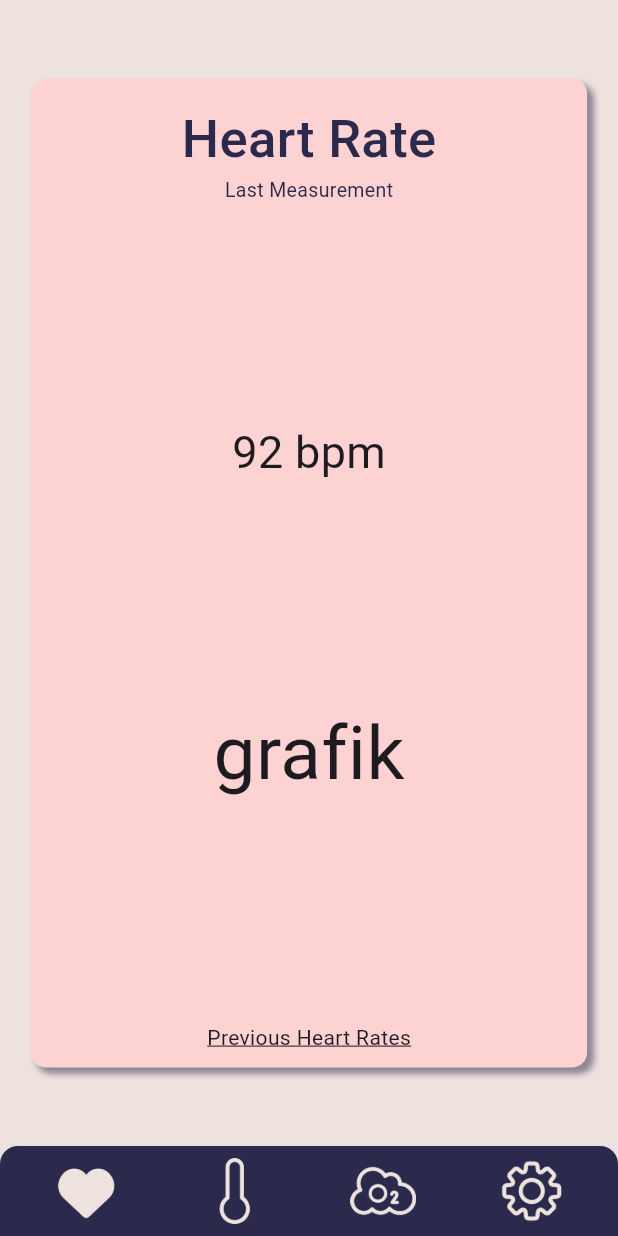
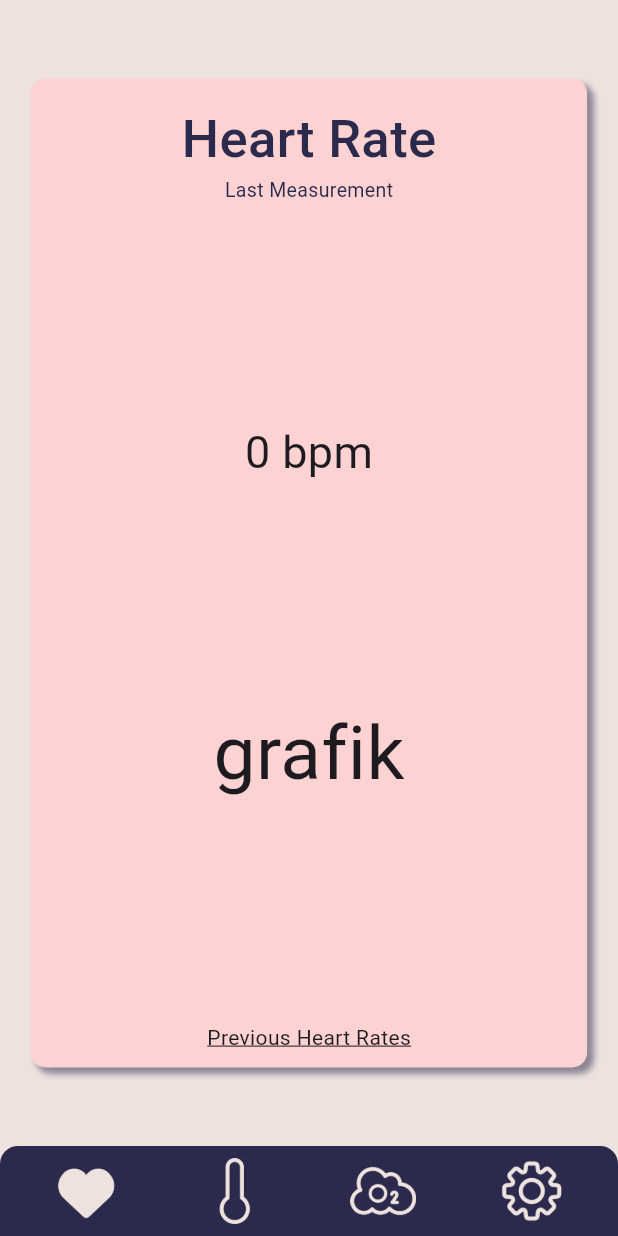
Before and after one commit to Hamza-Bayar-2/Bed-Ridden-Monitor, a Flutter app: the screen it shows after launch, after a tap on "Previous Heart Rates", on a phone screen of 412 x 824 dp. Run offline on Flutter 3.47's test engine with Material 3 defaults, Android fonts, the phone set to English and light mode, and no system bars; our stand-ins replace firebase_core, firebase_database, flutter_riverpod; accounts and stored records are empty.

Commit message:
heartRate page and realTime data fixed

```diff
--- a/lib/pages/heart_rate_page.dart
+++ b/lib/pages/heart_rate_page.dart
@@ -2,8 +2,11 @@ import 'package:firebase_database/firebase_database.dart';
 import 'package:flutter/cupertino.dart';
 import 'package:flutter/material.dart';
 import 'package:flutter_riverpod/flutter_riverpod.dart';
+import 'package:solution_challenge/riverpod/riverpod_firebase.dart';
+import 'package:solution_challenge/widgets/pages_main_widget.dart';
 
 import '../content/app_colors.dart';
+import 'body_temperature_page.dart';
 
 class HeartRatePage extends ConsumerStatefulWidget {
   const HeartRatePage({Key? key}) : super(key: key);
@@ -14,110 +17,46 @@ class HeartRatePage extends ConsumerStatefulWidget {
 
 class _HeartRatePageState extends ConsumerState<HeartRatePage> {
   var colors = AppColors();
-  final DatabaseReference _databaseReference = FirebaseDatabase.instance.ref().child('heartRate');
-  var heartRate = 0;
+  final DatabaseReference databaseRef = FirebaseDatabase.instance.ref("heartRate");
 
+  @override
+  void initState() {
+    super.initState();
+    _setupDatabaseListener();
+  }
+
+  void _setupDatabaseListener() {
+    var rivFirRead = ref.read(riverpodFirebase);
+    databaseRef.onValue.listen((event) {
+        rivFirRead.changeHeartRate(event.snapshot.value as int);
+      print(rivFirRead.getHeartRate());
+    });
+  }
 
   @override
   Widget build(BuildContext context) {
+    var rivFirWatch = ref.watch(riverpodFirebase);
 
-    Future getHeartRate = _databaseReference.get();
     return FutureBuilder(
-      future: getHeartRate,
+      future: databaseRef.get(),
       builder: (context, snapshot){
         if(snapshot.hasData){
-          return heartRateUI();
+
+          return mainWidget(
+              context,
+              "Heart Rate",
+              rivFirWatch.getHeartRate(),
+              const Center(child: Text("grafik", style: TextStyle(fontSize: 50),),), /// geçici
+              const BodyTemperaturePage(), /// deneme amaçlıdır
+              "Previous Heart Rates"
+          );
+
         } else if(snapshot.hasError){
-          return heartRateUI(); /// err olunca başka bişey vermeli
+          return const Center(child: Text("Somthing Went Wrong", style: TextStyle(fontSize: 50),),); /// err olunca başka bişey vermeli
         } else {
           return const Center(child: CircularProgressIndicator());
         }
       },
     );
   }
-
-  Widget heartRateUI() {
-    var phoneWidht = MediaQuery.of(context).size.width;
-    var phoneHeight = MediaQuery.of(context).size.height;
-    _databaseReference.onValue.listen((event) {
-      setState(() {
-        heartRate = event.snapshot.value as int;
-        print(heartRate);
-      });
-    });
-    return Center(
-      child: Container(
-        width: phoneWidht * 0.9,
-        height: phoneHeight * 0.80,
-        decoration: BoxDecoration(
-            color: colors.lightRed,
-            borderRadius: BorderRadius.all(Radius.circular(10)),
-            boxShadow: [
-              BoxShadow(
-                color: colors.darkBlue.withOpacity(0.5),
-                offset: Offset(4, 4),
-                blurRadius: 3,
-              )
-            ]
-        ),
-        child: Padding(
-          padding: const EdgeInsets.only(top: 15, bottom: 10),
-          child: Column(
-            mainAxisAlignment: MainAxisAlignment.spaceBetween,
-            children: [
-              Column(
-                children: [
-                  Text(
-                    "Heart Rate",
-                    style: TextStyle(
-                        color: colors.darkBlue,
-                        fontSize: 35,
-                        fontWeight: FontWeight.w500
-                    ),
-                  ),
-                  Text(
-                    "Last Measurement",
-                    style: TextStyle(
-                      color: colors.darkBlue,
-                      fontSize: 13,
-                    ),
-                  )
-                ],
-              ),
-              Row(
-                mainAxisAlignment: MainAxisAlignment.center,
-                children: [
-                  /// Image(image: AssetImage("")),
-                  Text(
-                    "${heartRate} bpm",
-                    style: TextStyle(
-                      fontSize: 30,
-                    ),
-                  ),
-                ],
-              ),
-              Text(
-                "grafik",
-                style: TextStyle(
-                    fontSize: 50
-                ),
-              ),
-              GestureDetector(
-                onTap: () {
-                  _databaseReference.set(92); /// deneme amacli
-                },
-                child: const Text(
-                  "Previous Heart Rates",
-                  style: TextStyle(
-                    decoration: TextDecoration.underline,
-
-                  ),
-                ),
-              )
-            ],
-          ),
-        ),
-      ),
-    );
-  }
 }
--- a/lib/riverpod/riverpod_firebase.dart
+++ b/lib/riverpod/riverpod_firebase.dart
@@ -4,11 +4,16 @@ import 'package:flutter/cupertino.dart';
 import 'package:flutter_riverpod/flutter_riverpod.dart';
 
 class RiverpodFirebase extends ChangeNotifier{
-  final DatabaseReference _databaseReference = FirebaseDatabase.instance.ref().child('heartRate');
-  DatabaseReference heartRateReference(){
-    return _databaseReference;
+  int _heartRate = 0;
+
+  int getHeartRate(){
+    return _heartRate;
   }
 
+  void changeHeartRate(int num){
+    _heartRate = num;
+    notifyListeners();
+  }
 
 }
 
--- a/lib/widgets/pages_main_widget.dart
+++ b/lib/widgets/pages_main_widget.dart
@@ -1,11 +1,24 @@
 import 'package:flutter/cupertino.dart';
+import 'package:flutter/material.dart';
+import 'package:flutter_riverpod/flutter_riverpod.dart';
 import 'package:solution_challenge/content/app_colors.dart';
+import '../riverpod/riverpod_firebase.dart';
 
-Widget PagesWidget(BuildContext context, String header, int measurement, Widget graphic, Widget previousMeasurementPage, String pushedPageName){
+
+  Widget mainWidget(
+      BuildContext context,
+      String header,
+      int measurement,
+      Widget graphic,
+      Widget previousMeasurementClassName,
+      String pushedPageName)
+  {
     var colors = AppColors();
     var phoneWidht = MediaQuery.of(context).size.width;
     var phoneHeight = MediaQuery.of(context).size.height;
-  return Container(
+
+    return Center(
+      child: Container(
         width: phoneWidht * 0.9,
         height: phoneHeight * 0.80,
         decoration: BoxDecoration(
@@ -27,7 +40,7 @@ Widget PagesWidget(BuildContext context, String header, int measurement, Widget
               Column(
                 children: [
                   Text(
-                "Heart Rate",
+                    header,
                     style: TextStyle(
                         color: colors.darkBlue,
                         fontSize: 35,
@@ -48,33 +61,32 @@ Widget PagesWidget(BuildContext context, String header, int measurement, Widget
                 children: [
                   /// Image(image: AssetImage("")),
                   Text(
-                "87 bpm",
-                style: TextStyle(
+                    "$measurement bpm",
+                    style: const TextStyle(
                       fontSize: 30,
                     ),
-              )
+                  ),
                 ],
               ),
-          Text(
-            "grafik",
-            style: TextStyle(
-                fontSize: 50
-            ),
-          ),
+              graphic,
               GestureDetector(
                 onTap: () {
-
+                  /// Navigator.push(
+                  ///   context,
+                  ///   MaterialPageRoute(builder: (context) => previousMeasurementPageName),
+                  /// );
+                  /// print("selam");
                 },
-            child: const Text(
-              "Previous Heart Rates",
-              style: TextStyle(
+                child: Text(
+                  pushedPageName,
+                  style: const TextStyle(
                     decoration: TextDecoration.underline,
-
                   ),
                 ),
               )
             ],
           ),
         ),
+      ),
     );
   }
```
Lines whose indentation alone changed are shown as unchanged.
